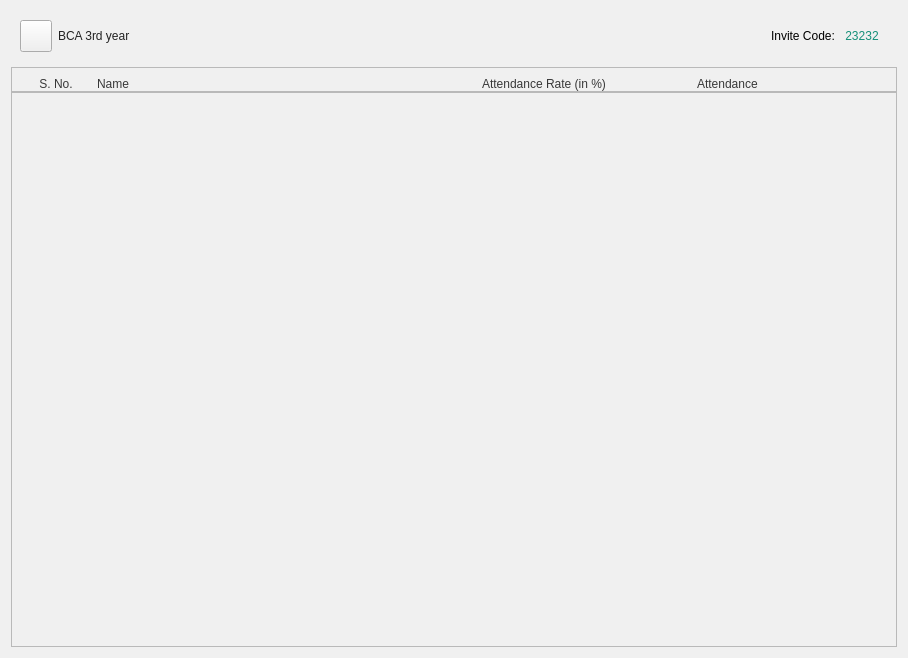
The window that ui/QTFiles/classOpen.ui (fizzycoding/Attendance-Management-System--College) describes before a commit, drawn with Qt 5.
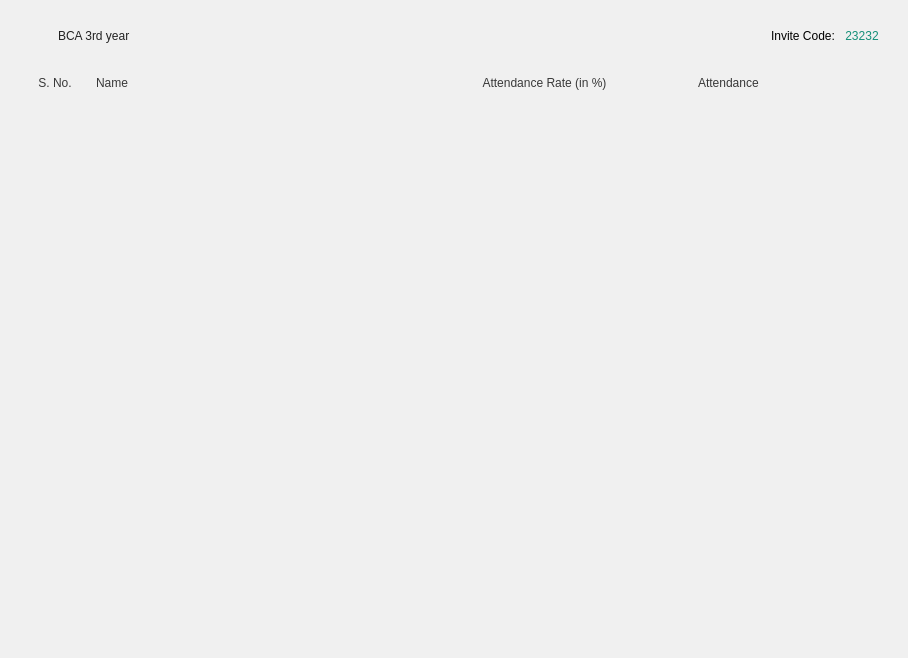
The same window after the commit. Icons and pictures are not drawn.

Diff of the .ui file:
```diff
--- a/ui/QTFiles/classOpen.ui
+++ b/ui/QTFiles/classOpen.ui
@@ -25,6 +25,9 @@
        <verstretch>0</verstretch>
       </sizepolicy>
      </property>
+     <property name="styleSheet">
+      <string notr="true">background-color: transparent;</string>
+     </property>
      <layout class="QHBoxLayout" name="horizontalLayout">
       <item>
        <widget class="QPushButton" name="back_btn">
@@ -43,6 +46,9 @@
         <property name="cursor">
          <cursorShape>PointingHandCursor</cursorShape>
         </property>
+        <property name="styleSheet">
+         <string notr="true">border:none</string>
+        </property>
         <property name="text">
          <string/>
         </property>
@@ -128,6 +134,10 @@
    </item>
    <item>
     <widget class="QStackedWidget" name="student_stack">
+     <property name="styleSheet">
+      <string notr="true">background-color: transparent;
+border:none</string>
+     </property>
      <widget class="QWidget" name="all_students">
       <layout class="QVBoxLayout" name="verticalLayout_2">
        <property name="spacing">
@@ -265,8 +275,8 @@
            <rect>
             <x>0</x>
             <y>0</y>
-            <width>886</width>
-            <height>543</height>
+            <width>890</width>
+            <height>551</height>
            </rect>
           </property>
           <layout class="QVBoxLayout" name="studentLayout">
```
